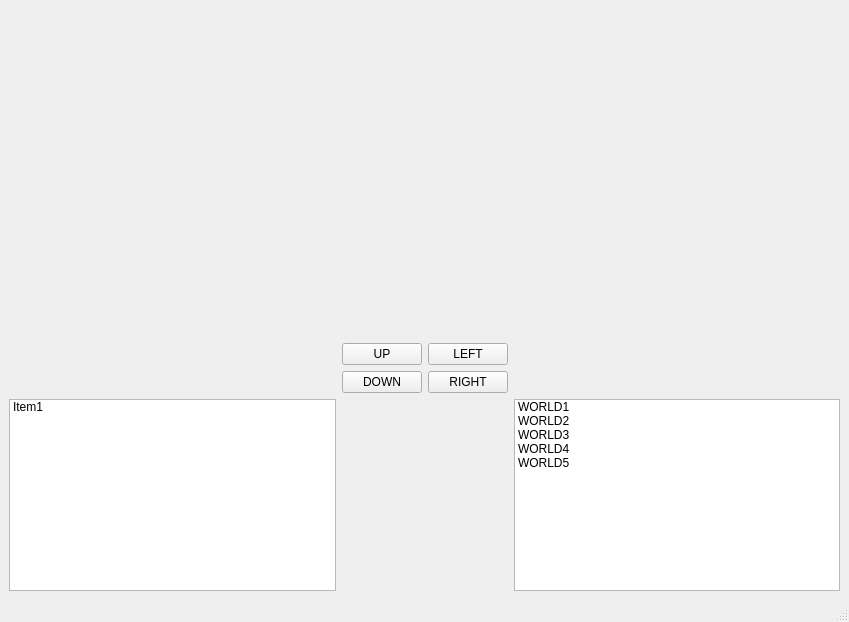
The window that Zork/Forms/mainwindow.ui (JoshMcGiff/CS4076Project) describes before a commit, drawn with Qt 5.
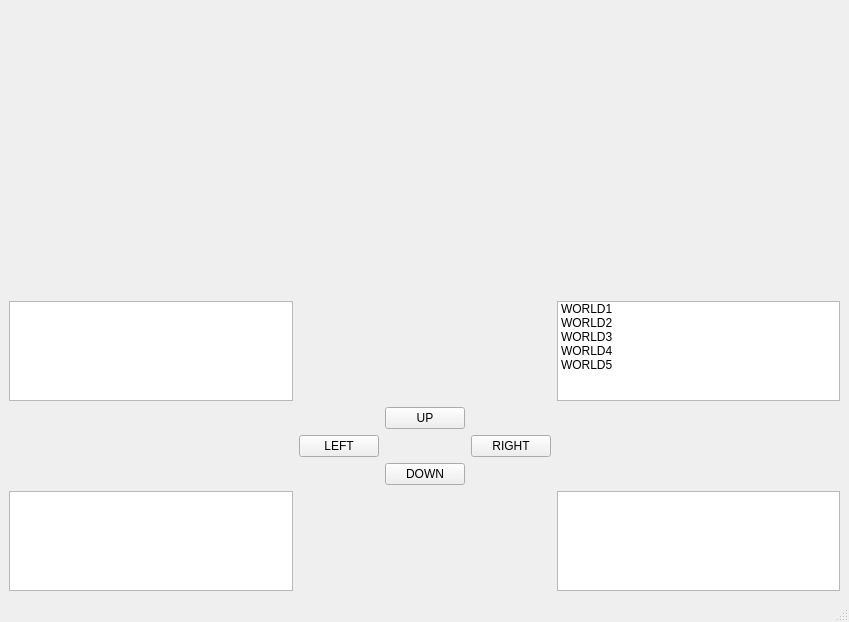
The same window after the commit.

Diff of the .ui file:
```diff
--- a/Zork/Forms/mainwindow.ui
+++ b/Zork/Forms/mainwindow.ui
@@ -34,84 +34,111 @@
       <property name="sizeConstraint">
        <enum>QLayout::SetMaximumSize</enum>
       </property>
-      <item row="2" column="0">
-       <widget class="QListWidget" name="ITEMLIST">
-        <property name="sizePolicy">
-         <sizepolicy hsizetype="Expanding" vsizetype="Maximum">
-          <horstretch>0</horstretch>
-          <verstretch>0</verstretch>
-         </sizepolicy>
+      <item row="5" column="0">
+       <widget class="QListWidget" name="INVENTORYLIST">
+        <property name="maximumSize">
+         <size>
+          <width>16777215</width>
+          <height>100</height>
+         </size>
         </property>
-        <item>
-         <property name="text">
-          <string>Item1</string>
-         </property>
-        </item>
        </widget>
       </item>
-      <item row="2" column="5">
-       <widget class="QListWidget" name="WORLDLIST">
-        <property name="sizePolicy">
-         <sizepolicy hsizetype="Expanding" vsizetype="Maximum">
-          <horstretch>0</horstretch>
-          <verstretch>0</verstretch>
-         </sizepolicy>
+      <item row="2" column="4">
+       <widget class="QPushButton" name="DPAD_LEFT">
+        <property name="text">
+         <string>LEFT</string>
         </property>
-        <item>
-         <property name="text">
-          <string>WORLD1</string>
-         </property>
-        </item>
-        <item>
-         <property name="text">
-          <string>WORLD2</string>
-         </property>
-        </item>
-        <item>
-         <property name="text">
-          <string>WORLD3</string>
-         </property>
-        </item>
-        <item>
-         <property name="text">
-          <string>WORLD4</string>
-         </property>
-        </item>
-        <item>
-         <property name="text">
-          <string>WORLD5</string>
-         </property>
-        </item>
        </widget>
       </item>
-      <item row="1" column="2">
+      <item row="3" column="5">
        <widget class="QPushButton" name="DPAD_DOWN">
         <property name="text">
          <string>DOWN</string>
         </property>
        </widget>
       </item>
-      <item row="0" column="2">
+      <item row="1" column="5">
        <widget class="QPushButton" name="DPAD_UP">
         <property name="text">
          <string>UP</string>
         </property>
        </widget>
       </item>
-      <item row="0" column="4">
-       <widget class="QPushButton" name="DPAD_LEFT">
-        <property name="text">
-         <string>LEFT</string>
+      <item row="5" column="7">
+       <widget class="QListWidget" name="listWidget_2">
+        <property name="maximumSize">
+         <size>
+          <width>16777215</width>
+          <height>100</height>
+         </size>
         </property>
        </widget>
       </item>
-      <item row="1" column="4">
+      <item row="2" column="6">
        <widget class="QPushButton" name="DPAD_RIGHT">
         <property name="text">
          <string>RIGHT</string>
         </property>
        </widget>
       </item>
+      <item row="0" column="0">
+       <widget class="QListWidget" name="ROOMITEMS">
+        <property name="sizePolicy">
+         <sizepolicy hsizetype="Expanding" vsizetype="Maximum">
+          <horstretch>0</horstretch>
+          <verstretch>0</verstretch>
+         </sizepolicy>
+        </property>
+        <property name="maximumSize">
+         <size>
+          <width>16777215</width>
+          <height>100</height>
+         </size>
+        </property>
+       </widget>
+      </item>
+      <item row="0" column="7">
+       <widget class="QListWidget" name="WORLDLIST">
+        <property name="sizePolicy">
+         <sizepolicy hsizetype="Expanding" vsizetype="Maximum">
+          <horstretch>0</horstretch>
+          <verstretch>0</verstretch>
+         </sizepolicy>
+        </property>
+        <property name="maximumSize">
+         <size>
+          <width>16777215</width>
+          <height>100</height>
+         </size>
+        </property>
+        <item>
+         <property name="text">
+          <string>WORLD1</string>
+         </property>
+        </item>
+        <item>
+         <property name="text">
+          <string>WORLD2</string>
+         </property>
+        </item>
+        <item>
+         <property name="text">
+          <string>WORLD3</string>
+         </property>
+        </item>
+        <item>
+         <property name="text">
+          <string>WORLD4</string>
+         </property>
+        </item>
+        <item>
+         <property name="text">
+          <string>WORLD5</string>
+         </property>
+        </item>
+       </widget>
+      </item>
      </layout>
     </item>
    </layout>
```
